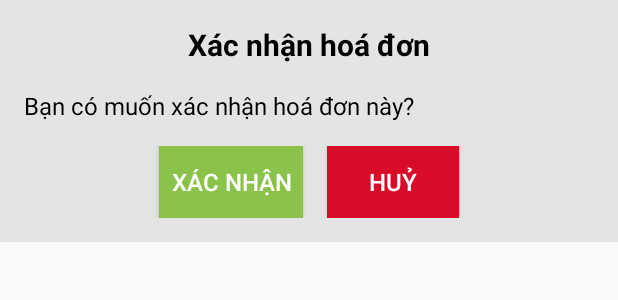
After one commit to nguyenquangtung004/BookMarketFPHN, an Android app: the layout dialog_xacnhandonhang.xml on its own in the app's theme, with its tools: preview values and no code run, on a phone screen of 412 x 824 dp. The commit adds this screen. Shown: the top 300 px of the screen. Run offline under Robolectric (Android 15) with nearby library versions, the phone set to English and light mode, and no system bars.

Commit message:
Thêm dialog Xác nhận ở HoaDonKHAdapter ( nút btn_doitrangthai)

```diff
--- a/app/src/main/java/DuAn1_FPLHN/Nhom2/Book_Market/Adapter/GioHangAdapter.java
+++ b/app/src/main/java/DuAn1_FPLHN/Nhom2/Book_Market/Adapter/GioHangAdapter.java
@@ -25,7 +25,6 @@ public class GioHangAdapter extends RecyclerView.Adapter<GioHangAdapter.ViewHold
     private final Context context;
     private ArrayList<GioHang> list;
     private GioHangDAO gioHangDAO;
-    private Integer soluong;
     public GioHangAdapter(Context context, ArrayList<GioHang> list) {
         this.context = context;
         this.list = list;
--- /dev/null
+++ b/app/src/main/res/layout/dialog_xacnhandonhang.xml
@@ -0,0 +1,54 @@
+<LinearLayout xmlns:android="http://schemas.android.com/apk/res/android"
+    android:layout_width="match_parent"
+    android:layout_height="wrap_content"
+    android:background="@color/plantinum"
+    android:orientation="vertical"
+    android:padding="16dp">
+
+    <TextView
+        android:layout_width="match_parent"
+        android:layout_height="wrap_content"
+        android:text="Xác nhận hoá đơn"
+        android:textSize="20sp"
+        android:textStyle="bold"
+        android:gravity="center"
+        android:textColor="@color/black" />
+
+    <TextView
+        android:layout_width="wrap_content"
+        android:layout_height="wrap_content"
+        android:layout_marginTop="16dp"
+        android:text="Bạn có muốn xác nhận hoá đơn này?"
+        android:textSize="16sp"
+        android:textColor="@color/black" />
+
+    <LinearLayout
+        android:layout_width="match_parent"
+        android:layout_height="wrap_content"
+        android:layout_marginTop="16dp"
+        android:orientation="horizontal"
+        android:gravity="center">
+
+        <Button
+            android:id="@+id/btn_xacnhan"
+            android:layout_width="wrap_content"
+            android:layout_height="wrap_content"
+            android:text="Xác nhận"
+            android:background="#8BC34A"
+            android:textColor="@color/white"
+            android:padding="8dp"
+            android:textSize="16sp" />
+
+        <Button
+            android:id="@+id/btn_huy"
+            android:layout_width="wrap_content"
+            android:layout_height="wrap_content"
+            android:layout_marginLeft="16dp"
+            android:text="Huỷ"
+            android:background="#D80B29"
+            android:textColor="@color/white"
+            android:padding="8dp"
+            android:textSize="16sp" />
+    </LinearLayout>
+
+</LinearLayout>
```
Also changed, not shown: app/src/main/java/DuAn1_FPLHN/Nhom2/Book_Market/Adapter/HoaDonKHAdapter.java (+38 -5 lines), app/src/main/java/DuAn1_FPLHN/Nhom2/Book_Market/Fragment/LichSuMHFragment.java (deleted, +0 -20 lines), app/src/main/res/layout/fragment_hoa_don_k_h.xml (deleted, +0 -14 lines), app/src/main/res/layout/fragment_lich_su_m_h.xml (deleted, +0 -14 lines).
